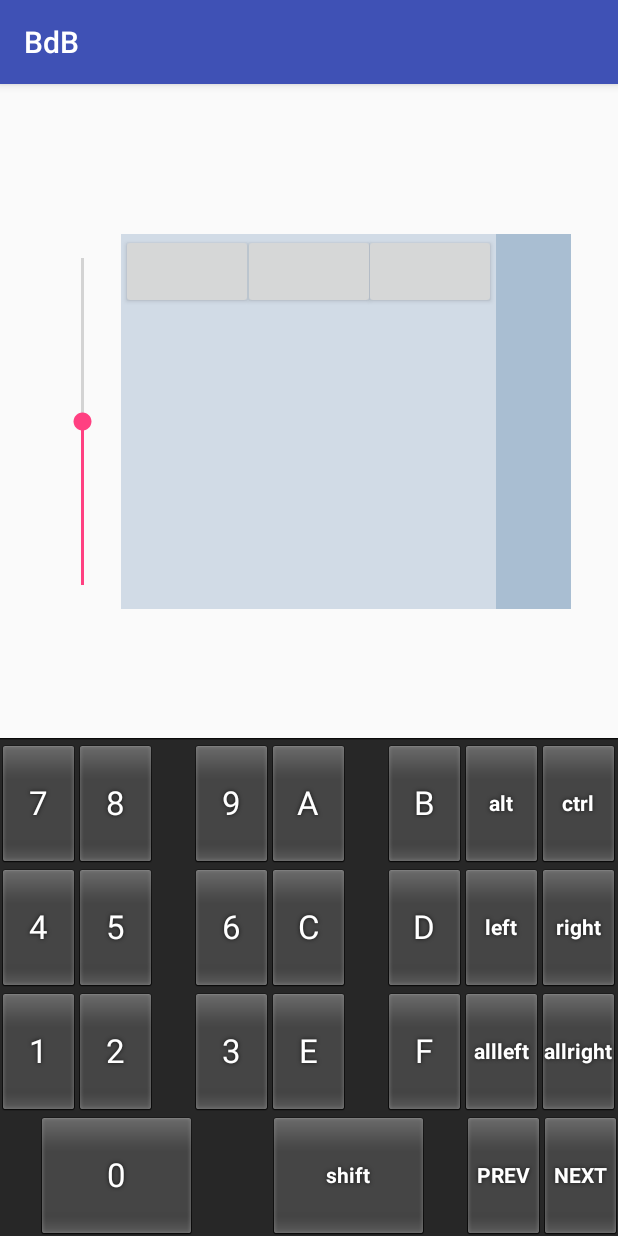
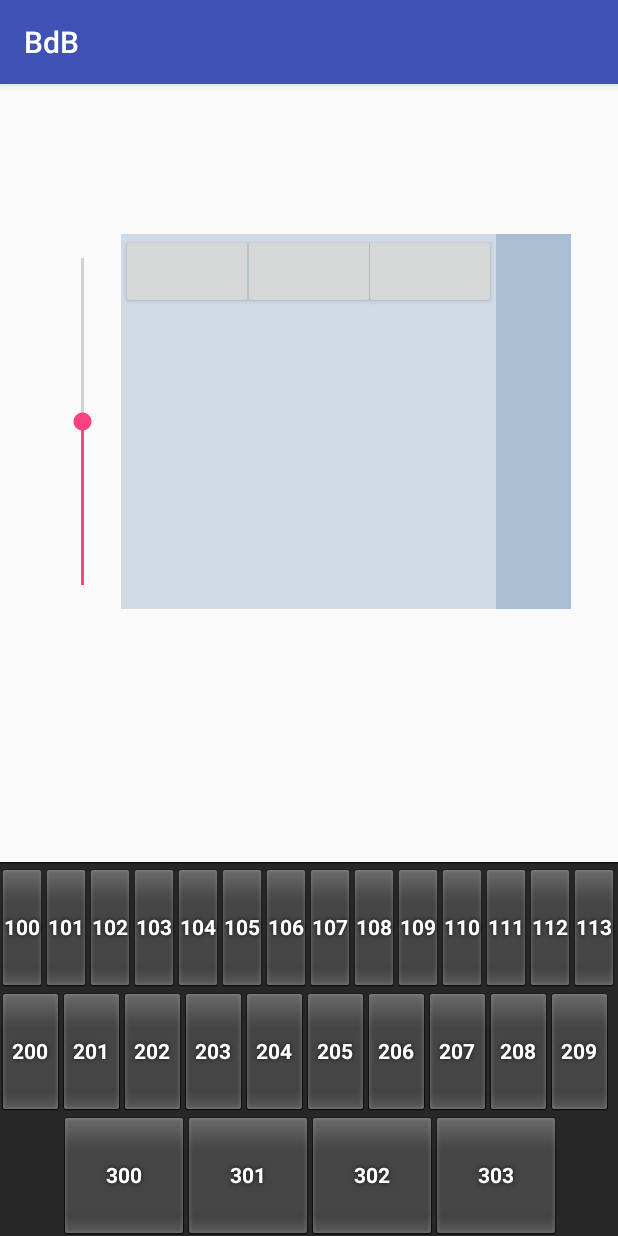
Before and after one commit to gnotomista/BdB, an Android app: the fragment MouseKeyboardFragment shown on its own in the app's theme, after a tap on an icon or button, on a phone screen of 412 x 824 dp. Run offline under Robolectric (Android 15) with nearby library versions, the phone set to English and light mode, and no system bars.

Commit message:
test leading gaps in custom keyboard

```diff
--- a/app/src/main/java/com/example/gennaro/bdb/ProgKeyboard.java
+++ b/app/src/main/java/com/example/gennaro/bdb/ProgKeyboard.java
@@ -68,7 +68,7 @@ public class ProgKeyboard {
         Activity activity = (Activity)fragment.getContext();
         keyboardView = (KeyboardView)(activity.findViewById(viewid));
         keyboardView.setKeyboard(new Keyboard(activity, layoutid));
-        keyboardView.setPreviewEnabled(false); // NOTE Do not show the preview balloons
+        keyboardView.setPreviewEnabled(true);
         keyboardView.setOnKeyboardActionListener(onKeyboardActionListener);
         // Hide the standard keyboard initially
         activity.getWindow().setSoftInputMode(WindowManager.LayoutParams.SOFT_INPUT_STATE_ALWAYS_HIDDEN);
--- a/app/src/main/res/layout/mouse_keyboard_fragment.xml
+++ b/app/src/main/res/layout/mouse_keyboard_fragment.xml
@@ -77,13 +77,14 @@
 
     <com.example.gennaro.bdb.KeyboardViewFix
         android:id="@+id/keyboard_view"
-        android:layout_width="fill_parent"
+        android:layout_width="match_parent"
         android:layout_height="wrap_content"
         android:layout_alignParentBottom="true"
         android:layout_centerHorizontal="true"
         android:focusable="true"
         android:focusableInTouchMode="true"
-        android:visibility="gone" />
+        android:visibility="gone"
+        android:keyPreviewLayout="@layout/prog_keyboard_preview"/>
 
 </RelativeLayout>
 <!--</com.example.gennaro.bdb.KeyboardLayout>-->
--- /dev/null
+++ b/app/src/main/res/layout/prog_keyboard_preview.xml
@@ -0,0 +1,8 @@
+<?xml version="1.0" encoding="utf-8"?>
+<TextView xmlns:android="http://schemas.android.com/apk/res/android"
+    android:layout_width="match_parent"
+    android:layout_height="match_parent"
+    android:gravity="center"
+    android:background="#E95420"
+    android:textStyle="bold"
+    android:textSize="30sp" />
--- a/app/src/main/res/xml/popup.xml
+++ b/app/src/main/res/xml/prog_keyboard_popup.xml
@@ -3,8 +3,8 @@
     android:keyWidth="10%p"
     android:keyHeight="10%p">
     <Row android:rowEdgeFlags="top">
-        <Key android:codes="4"    android:keyLabel="b" />
-        <Key android:codes="5"    android:keyLabel="Ab" />
-        <Key android:codes="6"    android:keyLabel="A^2b" />
+        <Key android:codes="1"    android:keyLabel="b" />
+        <Key android:codes="2"    android:keyLabel="Ab" />
+        <Key android:codes="3"    android:keyLabel="A^2b" />
     </Row>
 </Keyboard>
--- a/app/src/main/res/xml/prog_keyboard_qwerty.xml
+++ b/app/src/main/res/xml/prog_keyboard_qwerty.xml
@@ -1,39 +1,40 @@
 <?xml version="1.0" encoding="utf-8"?>
 <Keyboard xmlns:android="http://schemas.android.com/apk/res/android"
-    android:keyWidth="12.50%p"
+    android:keyWidth="20%p"
     android:keyHeight="10%p" >
 
     <Row>
-        <Key android:codes="55"    android:keyLabel="7" android:keyEdgeFlags="left">7</Key>
-        <Key android:codes="56"    android:keyLabel="8">8</Key>
-        <Key android:codes="57"    android:keyLabel="9" android:horizontalGap="6.25%p">9</Key>
-        <Key android:codes="1"    android:keyLabel="A"  android:popupKeyboard="@xml/popup">a</Key>
-        <Key android:codes="2"    android:keyLabel="B" android:horizontalGap="6.25%p">b</Key>
-        <Key android:codes="-3692"    android:keyLabel="alt" android:isRepeatable="true">alt</Key>
-        <Key android:codes="-1846" android:keyLabel="ctrl" android:keyEdgeFlags="right">ctrl</Key>
+        <Key android:codes="100" android:keyLabel="100" android:keyEdgeFlags="left">100</Key>
+        <Key android:codes="101" android:keyLabel="101">101</Key>
+        <Key android:codes="102" android:keyLabel="102">102</Key>
+        <Key android:codes="103" android:keyLabel="103">103</Key>
+        <Key android:codes="104" android:keyLabel="104">104</Key>
+        <Key android:codes="105" android:keyLabel="105">105</Key>
+        <Key android:codes="106" android:keyLabel="106">106</Key>
+        <Key android:codes="107" android:keyLabel="107">107</Key>
+        <Key android:codes="108" android:keyLabel="108">108</Key>
+        <Key android:codes="109" android:keyLabel="109">109</Key>
+        <Key android:codes="110" android:keyLabel="110">110</Key>
+        <Key android:codes="111" android:keyLabel="111">111</Key>
+        <Key android:codes="112" android:keyLabel="112">112</Key>
+        <Key android:codes="113" android:keyLabel="113" android:keyEdgeFlags="right">113</Key>
     </Row>
     <Row>
-        <Key android:codes="52"    android:keyLabel="4" android:keyEdgeFlags="left">4</Key>
-        <Key android:codes="53"    android:keyLabel="5">5</Key>
-        <Key android:codes="54"    android:keyLabel="6" android:horizontalGap="6.25%p">6</Key>
-        <Key android:codes="3"    android:keyLabel="C">c</Key>
-        <Key android:codes="68"    android:keyLabel="D" android:horizontalGap="6.25%p">d</Key>
-        <Key android:codes="55002" android:keyLabel="left" android:isRepeatable="true">left</Key>
-        <Key android:codes="55003" android:keyLabel="right" android:isRepeatable="true" android:keyEdgeFlags="right">right</Key>
+        <Key android:codes="200" android:keyLabel="200" android:keyEdgeFlags="left">200</Key>
+        <Key android:codes="201" android:keyLabel="201">201</Key>
+        <Key android:codes="202" android:keyLabel="202">202</Key>
+        <Key android:codes="203" android:keyLabel="203">203</Key>
+        <Key android:codes="204" android:keyLabel="204">204</Key>
+        <Key android:codes="205" android:keyLabel="205">205</Key>
+        <Key android:codes="206" android:keyLabel="206">206</Key>
+        <Key android:codes="207" android:keyLabel="207">207</Key>
+        <Key android:codes="208" android:keyLabel="208">208</Key>
+        <Key android:codes="209" android:keyLabel="209" android:keyEdgeFlags="right">209</Key>
     </Row>
     <Row>
-        <Key android:codes="49"    android:keyLabel="1"  android:keyEdgeFlags="left">1</Key>
-        <Key android:codes="50"    android:keyLabel="2">2</Key>
-        <Key android:codes="51"    android:keyLabel="3" android:horizontalGap="6.25%p">3</Key>
-        <Key android:codes="69"    android:keyLabel="E">e</Key>
-        <Key android:codes="70"    android:keyLabel="F" android:horizontalGap="6.25%p">f</Key>
-        <Key android:codes="55001" android:keyLabel="allleft">allleft</Key>
-        <Key android:codes="55004" android:keyLabel="allright" android:keyEdgeFlags="right">allright</Key>
-    </Row>
-    <Row>
-        <Key android:codes="48"    android:keyLabel="0" android:keyWidth="25%p" android:horizontalGap="6.25%p" android:keyEdgeFlags="left">0</Key>
-        <Key android:codes="-5538" android:keyLabel="shift" android:keyWidth="25%p" android:horizontalGap="12.50%p">shift</Key>
-        <Key android:codes="55000" android:keyLabel="PREV" android:horizontalGap="6.25%p">prev</Key>
-        <Key android:codes="55005" android:keyLabel="NEXT" android:keyEdgeFlags="right">next</Key>
+        <Key android:codes="300" android:keyLabel="300" android:keyEdgeFlags="left" android:horizontalGap="10%p">300</Key>
+        <Key android:codes="301" android:keyLabel="301">301</Key>
+        <Key android:codes="302" android:keyLabel="302">302</Key>
+        <Key android:codes="303" android:keyLabel="303" android:keyEdgeFlags="right">303</Key>
     </Row>
 </Keyboard>
```
